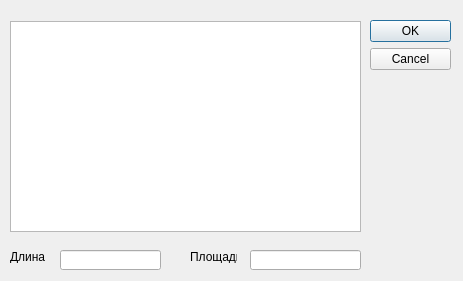
First picture: the form in roadbuilder/result_dialog.ui, repository alexnick21/RoadBuilding, before the edit.
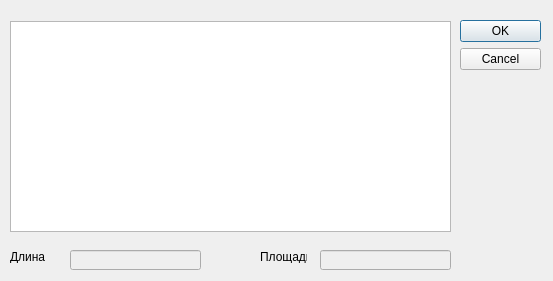
Second picture: the form after the edit.

Commit message: Реализована проверка и отсечение явно ненужных звеньев графа

```diff
--- a/roadbuilder/result_dialog.ui
+++ b/roadbuilder/result_dialog.ui
@@ -6,7 +6,7 @@
    <rect>
     <x>0</x>
     <y>0</y>
-    <width>463</width>
+    <width>553</width>
     <height>281</height>
    </rect>
   </property>
@@ -16,7 +16,7 @@
   <widget class="QDialogButtonBox" name="buttonBox">
    <property name="geometry">
     <rect>
-     <x>370</x>
+     <x>460</x>
      <y>20</y>
      <width>81</width>
      <height>241</height>
@@ -32,7 +32,7 @@
   <widget class="QLabel" name="label">
    <property name="geometry">
     <rect>
-     <x>190</x>
+     <x>260</x>
      <y>250</y>
      <width>47</width>
      <height>13</height>
@@ -43,11 +43,14 @@
    </property>
   </widget>
   <widget class="QLineEdit" name="lineEditArea">
+   <property name="enabled">
+    <bool>false</bool>
+   </property>
    <property name="geometry">
     <rect>
-     <x>250</x>
+     <x>320</x>
      <y>250</y>
-     <width>111</width>
+     <width>131</width>
      <height>20</height>
     </rect>
    </property>
@@ -57,7 +60,7 @@
     <rect>
      <x>10</x>
      <y>21</y>
-     <width>351</width>
+     <width>441</width>
      <height>211</height>
     </rect>
    </property>
@@ -69,11 +72,14 @@
    </property>
   </widget>
   <widget class="QLineEdit" name="lineEditLength">
+   <property name="enabled">
+    <bool>false</bool>
+   </property>
    <property name="geometry">
     <rect>
-     <x>60</x>
+     <x>70</x>
      <y>250</y>
-     <width>101</width>
+     <width>131</width>
      <height>20</height>
     </rect>
    </property>
```
The commit also changes 2 other files.
